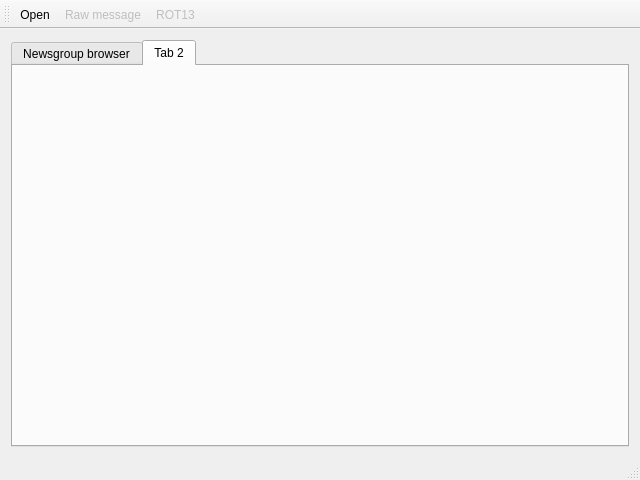
Before: the Qt Designer form browser/browser.ui in wolfpld/usenetarchive, drawn with Qt 5.
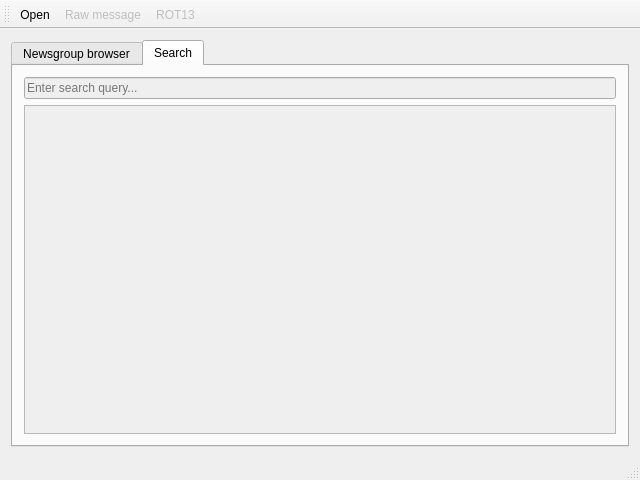
After: the same form once the commit is applied. The open tabs and pages were chosen to show the change.

Commit message: Add basic search interface.

The edit to the form file:
```diff
--- a/browser/browser.ui
+++ b/browser/browser.ui
@@ -68,10 +68,32 @@
         </item>
        </layout>
       </widget>
-      <widget class="QWidget" name="tab_2">
+      <widget class="QWidget" name="SearchTab">
+       <property name="enabled">
+        <bool>false</bool>
+       </property>
        <attribute name="title">
-        <string>Tab 2</string>
+        <string>Search</string>
        </attribute>
+       <layout class="QGridLayout" name="gridLayout_3">
+        <item row="0" column="0">
+         <layout class="QVBoxLayout" name="verticalLayout">
+          <item>
+           <widget class="QLineEdit" name="lineEdit">
+            <property name="placeholderText">
+             <string>Enter search query...</string>
+            </property>
+            <property name="clearButtonEnabled">
+             <bool>true</bool>
+            </property>
+           </widget>
+          </item>
+          <item>
+           <widget class="QListWidget" name="listWidget"/>
+          </item>
+         </layout>
+        </item>
+       </layout>
       </widget>
      </widget>
     </item>
```
The commit also changes 3 other files.
